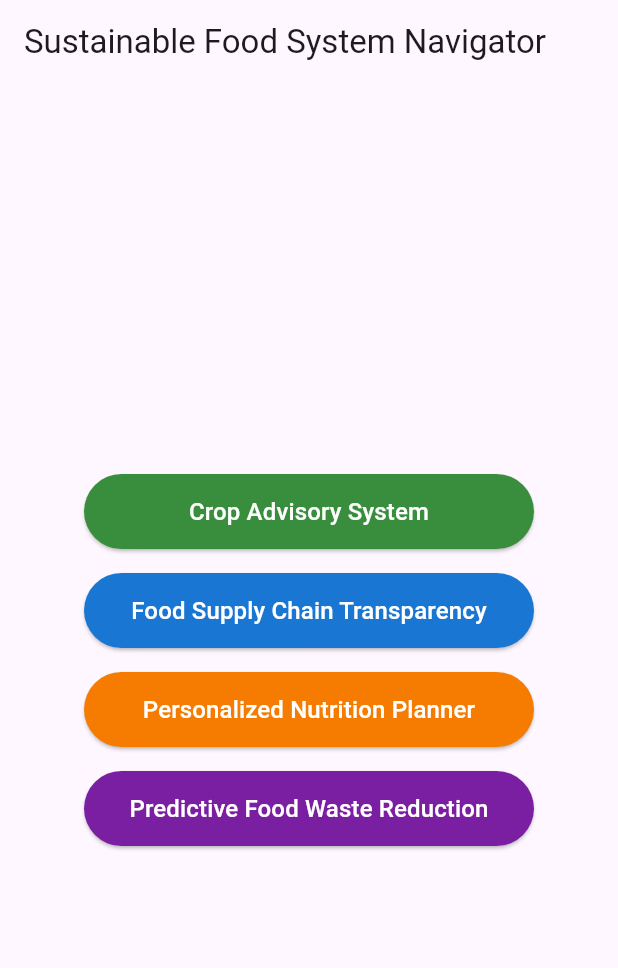
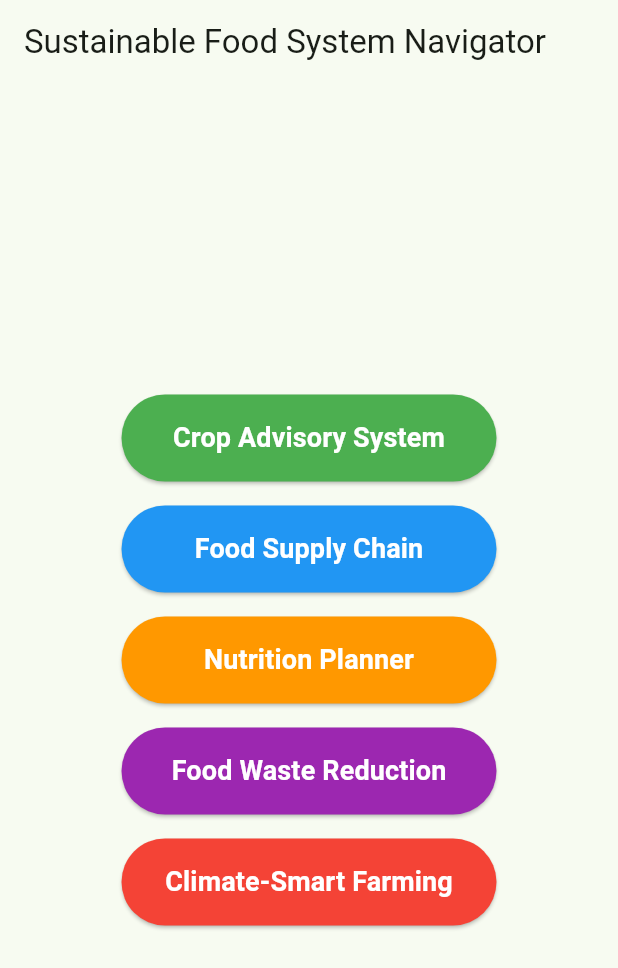
Before and after one commit to jocelyngan2005/sustainable_food_system_navigator, a Flutter app: the screen it shows after launch, on a phone screen of 412 x 824 dp. Shown: the top 968 px of the screen. Run offline on Flutter 3.47's test engine with Material 3 defaults, Android fonts, the phone set to English and light mode, and no system bars.

Commit message:
updated nutrition planner function

```diff
--- a/lib/main.dart
+++ b/lib/main.dart
@@ -1,57 +1,38 @@
 import 'package:flutter/material.dart';
-import 'package:go_router/go_router.dart';
+import 'package:provider/provider.dart';
 import 'package:sustainable_food_system_navigator/features/personalized_nutrition_planner/screens/nutrition_planner_screen.dart';
+import 'package:sustainable_food_system_navigator/features/personalized_nutrition_planner/services/nutrition_planner_api_service.dart';
 
 void main() {
-  runApp(const MyApp());
+  runApp(const SustainableFoodSystemApp());
 }
 
-class AppRoutes {
-  static const String home = '/';
-  static const String cropAdvisory = '/crop_advisory';
-  static const String foodSupply = '/food_supply';
-  static const String nutritionPlanner = '/nutrition_planner';
-  static const String wasteReduction = '/waste_reduction';
-}
-
-final _router = GoRouter(
-  routes: [
-    GoRoute(
-      path: AppRoutes.home,
-      builder: (context, state) => const HomeScreen(),
-    ),
-    GoRoute(
-      path: AppRoutes.cropAdvisory,
-      builder: (context, state) => const CropAdvisorySystemScreen(),
-    ),
-    GoRoute(
-      path: AppRoutes.foodSupply,
-      builder: (context, state) => const FoodSupplyChainScreen(),
-    ),
-    GoRoute(
-      path: AppRoutes.nutritionPlanner,
-      builder: (context, state) => const PersonalizedNutritionPlannerScreen(),
-    ),
-    GoRoute(
-      path: AppRoutes.wasteReduction,
-      builder: (context, state) => const FoodWasteReductionScreen(),
-    ),
-  ],
-);
-
-class MyApp extends StatelessWidget {
-  const MyApp({super.key});
+class SustainableFoodSystemApp extends StatelessWidget {
+  const SustainableFoodSystemApp({super.key});
 
   @override
   Widget build(BuildContext context) {
-    return MaterialApp.router(
-      routerConfig: _router,
+    return Provider<ApiService>(
+      create: (context) => ApiService(),
+      child: MaterialApp(
         title: 'Sustainable Food System Navigator',
         theme: ThemeData(
-        primarySwatch: Colors.green, // Changed to green for sustainability theme
+          primarySwatch: Colors.green,
+          colorScheme: ColorScheme.fromSeed(seedColor: Colors.green),
+          visualDensity: VisualDensity.adaptivePlatformDensity,
           useMaterial3: true,
         ),
+        initialRoute: '/',
+        routes: {
+          '/': (context) => const HomeScreen(),
+          '/crop_advisory_system': (context) => const CropAdvisoryScreen(),
+          '/food_supply_chain': (context) => const FoodSupplyScreen(),
+          '/personalized_nutrition_planner': (context) => const PersonalizedNutritionPlannerScreen(),
+          '/predictive_food_waste_reduction': (context) => const FoodWasteReductionScreen(),
+          '/climate_smart_farming': (context) => const ClimateSmartFarmingScreen(),
+        },
         debugShowCheckedModeBanner: false,
+      )
     );
   }
 }
@@ -69,25 +50,39 @@
         child: Column(
           mainAxisAlignment: MainAxisAlignment.center,
           children: [
-            _buildFeatureButton(
-              title: 'Crop Advisory System',
-              onPressed: () => context.go(AppRoutes.cropAdvisory),
-              color: Colors.green[700]!,
+            _buildNavigationButton(
+              context,
+              'Crop Advisory System',
+              '/crop_advisory_system',
+              Colors.green,
             ),
-            _buildFeatureButton(
-              title: 'Food Supply Chain Transparency',
-              onPressed: () => context.go(AppRoutes.foodSupply),
-              color: Colors.blue[700]!,
+            const SizedBox(height: 16),
+            _buildNavigationButton(
+              context,
+              'Food Supply Chain',
+              '/food_supply_chain',
+              Colors.blue,
             ),
-            _buildFeatureButton(
-              title: 'Personalized Nutrition Planner',
-              onPressed: () => context.go(AppRoutes.nutritionPlanner),
-              color: Colors.orange[700]!,
+            const SizedBox(height: 16),
+            _buildNavigationButton(
+              context,
+              'Nutrition Planner',
+              '/personalized_nutrition_planner',
+              Colors.orange,
             ),
-            _buildFeatureButton(
-              title: 'Predictive Food Waste Reduction',
-              onPressed: () => context.go(AppRoutes.wasteReduction),
-              color: Colors.purple[700]!,
+            const SizedBox(height: 16),
+            _buildNavigationButton(
+              context,
+              'Food Waste Reduction',
+              '/predictive_food_waste_reduction',
+              Colors.purple,
+            ),
+            const SizedBox(height: 16),
+            _buildNavigationButton(
+              context,
+              'Climate-Smart Farming',
+              '/climate_smart_farming',
+              Colors.red,
             ),
           ],
         ),
@@ -95,25 +90,28 @@
     );
   }
 
-  Widget _buildFeatureButton({
-    required String title,
-    required VoidCallback onPressed,
-    required Color color,
-  }) {
-    return Padding(
-      padding: const EdgeInsets.all(8.0),
-      child: SizedBox(
-        width: 300, // Fixed width for better appearance
+  Widget _buildNavigationButton(
+    BuildContext context,
+    String title,
+    String routeName,
+    MaterialColor color,
+  ) {
+    return SizedBox(
+      width: 250,
       child: ElevatedButton(
-          onPressed: onPressed,
         style: ElevatedButton.styleFrom(
           backgroundColor: color,
-            minimumSize: const Size(double.infinity, 50), // Full width within SizedBox
+          padding: const EdgeInsets.symmetric(vertical: 16),
         ),
+        onPressed: () {
+          Navigator.pushNamed(context, routeName);
+        },
         child: Text(
           title,
-            style: const TextStyle(fontSize: 16, color: Colors.white),
-            textAlign: TextAlign.center,
+          style: const TextStyle(
+            fontSize: 18,
+            color: Colors.white,
+            fontWeight: FontWeight.bold,
           ),
         ),
       ),
@@ -122,26 +120,48 @@
 }
 
 // Feature Screens
-class CropAdvisorySystemScreen extends StatelessWidget {
-  const CropAdvisorySystemScreen({super.key});
+class CropAdvisoryScreen extends StatelessWidget {
+  const CropAdvisoryScreen({super.key});
 
   @override
   Widget build(BuildContext context) {
     return Scaffold(
-      appBar: AppBar(title: const Text('Crop Advisory System')),
-      body: const Center(child: Text('Crop Advisory System Content')),
+      appBar: AppBar(
+        title: const Text('Crop Advisory System'),
+        leading: IconButton(
+          icon: const Icon(Icons.arrow_back),
+          onPressed: () => Navigator.pop(context),
+        ),
+      ),
+      body: const Center(
+        child: Text(
+          'Crop Advisory System Content',
+          style: TextStyle(fontSize: 24),
+        ),
+      ),
     );
   }
 }
 
-class FoodSupplyChainScreen extends StatelessWidget {
-  const FoodSupplyChainScreen({super.key});
+class FoodSupplyScreen extends StatelessWidget {
+  const FoodSupplyScreen({super.key});
 
   @override
   Widget build(BuildContext context) {
     return Scaffold(
-      appBar: AppBar(title: const Text('Food Supply Chain Transparency')),
-      body: const Center(child: Text('Food Supply Chain Transparency Content')),
+      appBar: AppBar(
+        title: const Text('Food Supply Chain'),
+        leading: IconButton(
+          icon: const Icon(Icons.arrow_back),
+          onPressed: () => Navigator.pop(context),
+        ),
+      ),
+      body: const Center(
+        child: Text(
+          'Food Supply Chain Content',
+          style: TextStyle(fontSize: 24),
+        ),
+      ),
     );
   }
 }
@@ -152,8 +172,19 @@
 //   @override
 //   Widget build(BuildContext context) {
 //     return Scaffold(
-//       appBar: AppBar(title: const Text('Personalized Nutrition Planner')),
-//       body: const Center(child: Text('Personalized Nutrition Planner Content')),
+//       appBar: AppBar(
+//         title: const Text('Nutrition Planner'),
+//         leading: IconButton(
+//           icon: const Icon(Icons.arrow_back),
+//           onPressed: () => Navigator.pop(context),
+//         ),
+//       ),
+//       body: const Center(
+//         child: Text(
+//           'Personalized Nutrition Planner Content',
+//           style: TextStyle(fontSize: 24),
+//         ),
+//       ),
 //     );
 //   }
 // }
@@ -164,8 +195,42 @@
   @override
   Widget build(BuildContext context) {
     return Scaffold(
-      appBar: AppBar(title: const Text('Predictive Food Waste Reduction System')),
-      body: const Center(child: Text('Predictive Food Waste Reduction System Content')),
+      appBar: AppBar(
+        title: const Text('Food Waste Reduction'),
+        leading: IconButton(
+          icon: const Icon(Icons.arrow_back),
+          onPressed: () => Navigator.pop(context),
+        ),
+      ),
+      body: const Center(
+        child: Text(
+          'Predictive Food Waste Reduction Content',
+          style: TextStyle(fontSize: 24),
+        ),
+      ),
     );
   }
 }
+
+class ClimateSmartFarmingScreen extends StatelessWidget {
+  const ClimateSmartFarmingScreen({super.key});
+
+  @override
+  Widget build(BuildContext context) {
+    return Scaffold(
+      appBar: AppBar(
+        title: const Text('Climate-Smart Farming'),
+        leading: IconButton(
+          icon: const Icon(Icons.arrow_back),
+          onPressed: () => Navigator.pop(context),
+        ),
+      ),
+      body: const Center(
+        child: Text(
+          'Climate-Smart Farming Content',
+          style: TextStyle(fontSize: 24),
+        ),
+      ),
+    );
+  }
+}
```
Also changed, not shown: 1 other file. Lines whose indentation alone changed are shown as unchanged.
